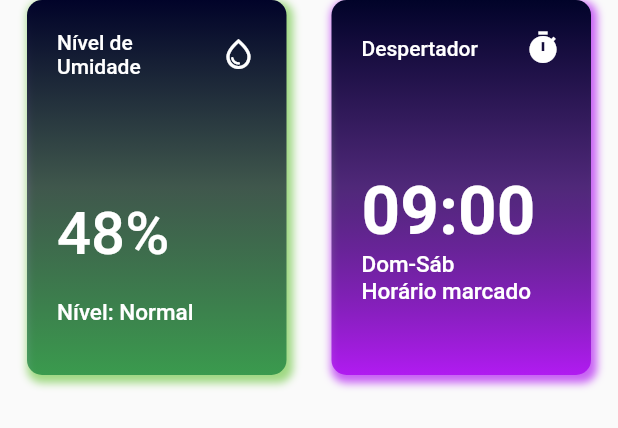
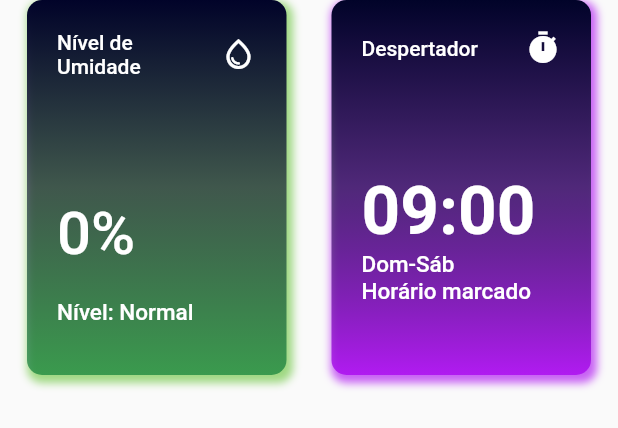
Before and after one commit to Vitor-Manoel-Silva-dos-Santos/arduino_repo, a Flutter app: the Pages_ButtonSecondRow widget shown alone on an empty page, opened directly, on a phone screen of 412 x 824 dp. Shown: the top 428 px of the screen. Run offline on Flutter 3.47's test engine with Material 2 defaults, Android fonts, the light colour scheme and no system bars; our stand-ins replace responsive_framework; network calls fail.

Commit message:
commit get

```diff
--- a/app/aplicativo/lib/resources/pages_ButtonSecondRow.dart
+++ b/app/aplicativo/lib/resources/pages_ButtonSecondRow.dart
@@ -1,6 +1,8 @@
 import 'package:aplicacao_unip/app_pages/climate_control.dart';
 import 'package:flutter/material.dart';
+import 'pages_ButtonFirstRow.dart';
 import 'package:http/http.dart' as http;
+import 'dart:convert';
 
 // ignore: camel_case_types
 class Pages_ButtonSecondRow extends StatefulWidget {
@@ -10,7 +12,36 @@ class Pages_ButtonSecondRow extends StatefulWidget {
   State<Pages_ButtonSecondRow> createState() => _Pages_ButtonSecondRowState();
 }
 
+// ignore: camel_case_types
 class _Pages_ButtonSecondRowState extends State<Pages_ButtonSecondRow> {
+  String _respostaUmidade = "0";
+  _recuperarDadosServidor() async {
+    print("texto test");
+    var url =
+        Uri.https('arduino-unip.herokuapp.com', '/sensores', {'q': '{http}'});
+    http.Response respostaSensores;
+    respostaSensores = await http.get(url);
+
+    print("status = ${respostaSensores.statusCode}");
+    if (respostaSensores.statusCode == 200) {
+      Map<String, dynamic> retorno = json.decode(respostaSensores.body);
+      int umidade = retorno["umidade"];
+      print("umidade = $umidade");
+      setState(() {
+        _respostaUmidade = "$umidade";
+      });
+    } else {
+      print(
+          "Resposta ruim do servidor com código: ${respostaSensores.statusCode}");
+    }
+  }
+
+  @override
+  void initState() {
+    super.initState();
+    _recuperarDadosServidor();
+  }
+
   @override
   Widget build(BuildContext context) {
     return Row(
@@ -52,7 +83,7 @@ class _Pages_ButtonSecondRowState extends State<Pages_ButtonSecondRow> {
                     Navigator.push(
                         context,
                         MaterialPageRoute(
-                            builder: (context) => ClimateControl()));
+                            builder: (context) => const ClimateControl()));
                   });
                 },
                 child: Column(
@@ -77,14 +108,13 @@ class _Pages_ButtonSecondRowState extends State<Pages_ButtonSecondRow> {
                         child: Column(
                           children: [
                             Row(
-                              children: const [
-                                //! Alterar com API
+                              children: [
                                 Text(
-                                  "48",
-                                  style: TextStyle(
+                                  _respostaUmidade,
+                                  style: const TextStyle(
                                       fontSize: 40, color: Colors.white),
                                 ),
-                                Text(
+                                const Text(
                                   "%",
                                   style: TextStyle(
                                       fontSize: 40, color: Colors.white),
@@ -95,7 +125,6 @@ class _Pages_ButtonSecondRowState extends State<Pages_ButtonSecondRow> {
                               padding: const EdgeInsets.only(top: 20),
                               child: Row(
                                 children: const [
-                                  //! Alterar com API
                                   Text(
                                     "Nível: ",
                                     style: TextStyle(
```
Also changed, not shown: app/aplicativo/lib/app_pages/main_monitoring.dart (+27 -3 lines), app/aplicativo/lib/resources/pages_ButtonFirstRow.dart (+44 -12 lines), 6 other files.
